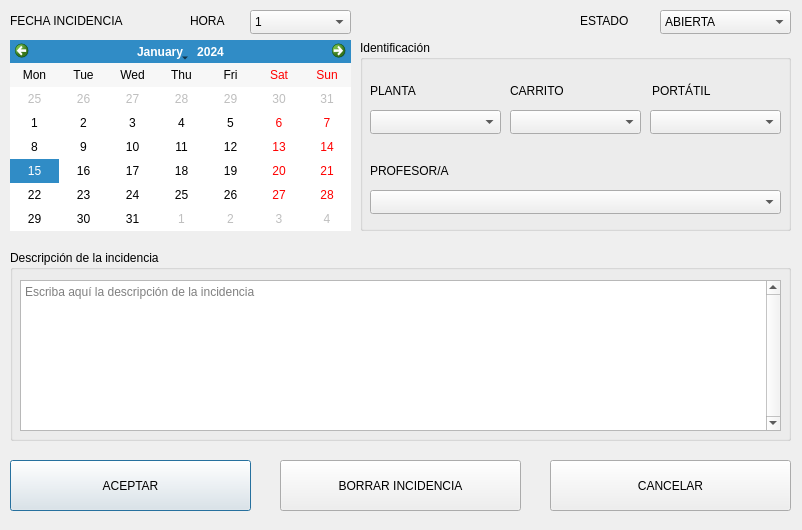
Old version of the form carritos/view/incidencias.ui in the repository angeloide78/carritos.
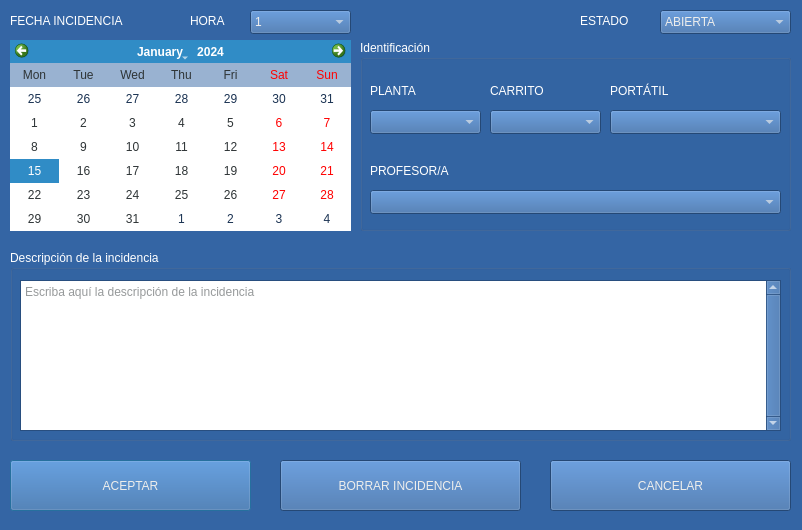
New version of the form.

Commit message: Gestión de incidencias. Pruebas. Casos de uso

What changed in the file:
```diff
--- a/carritos/view/incidencias.ui
+++ b/carritos/view/incidencias.ui
@@ -10,6 +10,460 @@
     <height>530</height>
    </rect>
   </property>
+  <property name="minimumSize">
+   <size>
+    <width>802</width>
+    <height>530</height>
+   </size>
+  </property>
+  <property name="maximumSize">
+   <size>
+    <width>802</width>
+    <height>530</height>
+   </size>
+  </property>
+  <property name="palette">
+   <palette>
+    <active>
+     <colorrole role="WindowText">
+      <brush brushstyle="SolidPattern">
+       <color alpha="255">
+        <red>255</red>
+        <green>255</green>
+        <blue>255</blue>
+       </color>
+      </brush>
+     </colorrole>
+     <colorrole role="Button">
+      <brush brushstyle="SolidPattern">
+       <color alpha="255">
+        <red>52</red>
+        <green>101</green>
+        <blue>164</blue>
+       </color>
+      </brush>
+     </colorrole>
+     <colorrole role="Light">
+      <brush brushstyle="SolidPattern">
+       <color alpha="255">
+        <red>78</red>
+        <green>152</green>
+        <blue>246</blue>
+       </color>
+      </brush>
+     </colorrole>
+     <colorrole role="Midlight">
+      <brush brushstyle="SolidPattern">
+       <color alpha="255">
+        <red>65</red>
+        <green>126</green>
+        <blue>205</blue>
+       </color>
+      </brush>
+     </colorrole>
+     <colorrole role="Dark">
+      <brush brushstyle="SolidPattern">
+       <color alpha="255">
+        <red>26</red>
+        <green>50</green>
+        <blue>82</blue>
+       </color>
+      </brush>
+     </colorrole>
+     <colorrole role="Mid">
+      <brush brushstyle="SolidPattern">
+       <color alpha="255">
+        <red>34</red>
+        <green>67</green>
+        <blue>109</blue>
+       </color>
+      </brush>
+     </colorrole>
+     <colorrole role="Text">
+      <brush brushstyle="SolidPattern">
+       <color alpha="255">
+        <red>46</red>
+        <green>52</green>
+        <blue>54</blue>
+       </color>
+      </brush>
+     </colorrole>
+     <colorrole role="BrightText">
+      <brush brushstyle="SolidPattern">
+       <color alpha="255">
+        <red>255</red>
+        <green>255</green>
+        <blue>255</blue>
+       </color>
+      </brush>
+     </colorrole>
+     <colorrole role="ButtonText">
+      <brush brushstyle="SolidPattern">
+       <color alpha="255">
+        <red>238</red>
+        <green>238</green>
+        <blue>236</blue>
+       </color>
+      </brush>
+     </colorrole>
+     <colorrole role="Base">
+      <brush brushstyle="SolidPattern">
+       <color alpha="255">
+        <red>255</red>
+        <green>255</green>
+        <blue>255</blue>
+       </color>
+      </brush>
+     </colorrole>
+     <colorrole role="Window">
+      <brush brushstyle="SolidPattern">
+       <color alpha="255">
+        <red>52</red>
+        <green>101</green>
+        <blue>164</blue>
+       </color>
+      </brush>
+     </colorrole>
+     <colorrole role="Shadow">
+      <brush brushstyle="SolidPattern">
+       <color alpha="255">
+        <red>0</red>
+        <green>0</green>
+        <blue>0</blue>
+       </color>
+      </brush>
+     </colorrole>
+     <colorrole role="AlternateBase">
+      <brush brushstyle="SolidPattern">
+       <color alpha="255">
+        <red>153</red>
+        <green>178</green>
+        <blue>209</blue>
+       </color>
+      </brush>
+     </colorrole>
+     <colorrole role="ToolTipBase">
+      <brush brushstyle="SolidPattern">
+       <color alpha="255">
+        <red>255</red>
+        <green>255</green>
+        <blue>220</blue>
+       </color>
+      </brush>
+     </colorrole>
+     <colorrole role="ToolTipText">
+      <brush brushstyle="SolidPattern">
+       <color alpha="255">
+        <red>0</red>
+        <green>0</green>
+        <blue>0</blue>
+       </color>
+      </brush>
+     </colorrole>
+     <colorrole role="PlaceholderText">
+      <brush brushstyle="SolidPattern">
+       <color alpha="128">
+        <red>46</red>
+        <green>52</green>
+        <blue>54</blue>
+       </color>
+      </brush>
+     </colorrole>
+    </active>
+    <inactive>
+     <colorrole role="WindowText">
+      <brush brushstyle="SolidPattern">
+       <color alpha="255">
+        <red>255</red>
+        <green>255</green>
+        <blue>255</blue>
+       </color>
+      </brush>
+     </colorrole>
+     <colorrole role="Button">
+      <brush brushstyle="SolidPattern">
+       <color alpha="255">
+        <red>52</red>
+        <green>101</green>
+        <blue>164</blue>
+       </color>
+      </brush>
+     </colorrole>
+     <colorrole role="Light">
+      <brush brushstyle="SolidPattern">
+       <color alpha="255">
+        <red>78</red>
+        <green>152</green>
+        <blue>246</blue>
+       </color>
+      </brush>
+     </colorrole>
+     <colorrole role="Midlight">
+      <brush brushstyle="SolidPattern">
+       <color alpha="255">
+        <red>65</red>
+        <green>126</green>
+        <blue>205</blue>
+       </color>
+      </brush>
+     </colorrole>
+     <colorrole role="Dark">
+      <brush brushstyle="SolidPattern">
+       <color alpha="255">
+        <red>26</red>
+        <green>50</green>
+        <blue>82</blue>
+       </color>
+      </brush>
+     </colorrole>
+     <colorrole role="Mid">
+      <brush brushstyle="SolidPattern">
+       <color alpha="255">
+        <red>34</red>
+        <green>67</green>
+        <blue>109</blue>
+       </color>
+      </brush>
+     </colorrole>
+     <colorrole role="Text">
+      <brush brushstyle="SolidPattern">
+       <color alpha="255">
+        <red>46</red>
+        <green>52</green>
+        <blue>54</blue>
+       </color>
+      </brush>
+     </colorrole>
+     <colorrole role="BrightText">
+      <brush brushstyle="SolidPattern">
+       <color alpha="255">
+        <red>255</red>
+        <green>255</green>
+        <blue>255</blue>
+       </color>
+      </brush>
+     </colorrole>
+     <colorrole role="ButtonText">
+      <brush brushstyle="SolidPattern">
+       <color alpha="255">
+        <red>238</red>
+        <green>238</green>
+        <blue>236</blue>
+       </color>
+      </brush>
+     </colorrole>
+     <colorrole role="Base">
+      <brush brushstyle="SolidPattern">
+       <color alpha="255">
+        <red>255</red>
+        <green>255</green>
+        <blue>255</blue>
+       </color>
+      </brush>
+     </colorrole>
+     <colorrole role="Window">
+      <brush brushstyle="SolidPattern">
+       <color alpha="255">
+        <red>52</red>
+        <green>101</green>
+        <blue>164</blue>
+       </color>
+      </brush>
+     </colorrole>
+     <colorrole role="Shadow">
+      <brush brushstyle="SolidPattern">
+       <color alpha="255">
+        <red>0</red>
+        <green>0</green>
+        <blue>0</blue>
+       </color>
+      </brush>
+     </colorrole>
+     <colorrole role="AlternateBase">
+      <brush brushstyle="SolidPattern">
+       <color alpha="255">
+        <red>153</red>
+        <green>178</green>
+        <blue>209</blue>
+       </color>
+      </brush>
+     </colorrole>
+     <colorrole role="ToolTipBase">
+      <brush brushstyle="SolidPattern">
+       <color alpha="255">
+        <red>255</red>
+        <green>255</green>
+        <blue>220</blue>
+       </color>
+      </brush>
+     </colorrole>
+     <colorrole role="ToolTipText">
+      <brush brushstyle="SolidPattern">
+       <color alpha="255">
+        <red>0</red>
+        <green>0</green>
+        <blue>0</blue>
+       </color>
+      </brush>
+     </colorrole>
+     <colorrole role="PlaceholderText">
+      <brush brushstyle="SolidPattern">
+       <color alpha="128">
+        <red>46</red>
+        <green>52</green>
+        <blue>54</blue>
+       </color>
+      </brush>
+     </colorrole>
+    </inactive>
+    <disabled>
+     <colorrole role="WindowText">
+      <brush brushstyle="SolidPattern">
+       <color alpha="255">
+        <red>26</red>
+        <green>50</green>
+        <blue>82</blue>
+       </color>
+      </brush>
+     </colorrole>
+     <colorrole role="Button">
+      <brush brushstyle="SolidPattern">
+       <color alpha="255">
+        <red>52</red>
+        <green>101</green>
+        <blue>164</blue>
+       </color>
+      </brush>
+     </colorrole>
+     <colorrole role="Light">
+      <brush brushstyle="SolidPattern">
+       <color alpha="255">
+        <red>78</red>
+        <green>152</green>
+        <blue>246</blue>
+       </color>
+      </brush>
+     </colorrole>
+     <colorrole role="Midlight">
+      <brush brushstyle="SolidPattern">
+       <color alpha="255">
+        <red>65</red>
+        <green>126</green>
+        <blue>205</blue>
+       </color>
+      </brush>
+     </colorrole>
+     <colorrole role="Dark">
+      <brush brushstyle="SolidPattern">
+       <color alpha="255">
+        <red>26</red>
+        <green>50</green>
+        <blue>82</blue>
+       </color>
+      </brush>
+     </colorrole>
+     <colorrole role="Mid">
+      <brush brushstyle="SolidPattern">
+       <color alpha="255">
+        <red>34</red>
+        <green>67</green>
+        <blue>109</blue>
+       </color>
+      </brush>
+     </colorrole>
+     <colorrole role="Text">
+      <brush brushstyle="SolidPattern">
+       <color alpha="255">
+        <red>26</red>
+        <green>50</green>
+        <blue>82</blue>
+       </color>
+      </brush>
+     </colorrole>
+     <colorrole role="BrightText">
+      <brush brushstyle="SolidPattern">
+       <color alpha="255">
+        <red>255</red>
+        <green>255</green>
+        <blue>255</blue>
+       </color>
+      </brush>
+     </colorrole>
+     <colorrole role="ButtonText">
+      <brush brushstyle="SolidPattern">
+       <color alpha="255">
+        <red>26</red>
+        <green>50</green>
+        <blue>82</blue>
+       </color>
+      </brush>
+     </colorrole>
+     <colorrole role="Base">
+      <brush brushstyle="SolidPattern">
+       <color alpha="255">
+        <red>52</red>
+        <green>101</green>
+        <blue>164</blue>
+       </color>
+      </brush>
+     </colorrole>
+     <colorrole role="Window">
+      <brush brushstyle="SolidPattern">
+       <color alpha="255">
+        <red>52</red>
+        <green>101</green>
+        <blue>164</blue>
+       </color>
+      </brush>
+     </colorrole>
+     <colorrole role="Shadow">
+      <brush brushstyle="SolidPattern">
+       <color alpha="255">
+        <red>0</red>
+        <green>0</green>
+        <blue>0</blue>
+       </color>
+      </brush>
+     </colorrole>
+     <colorrole role="AlternateBase">
+      <brush brushstyle="SolidPattern">
+       <color alpha="255">
+        <red>52</red>
+        <green>101</green>
+        <blue>164</blue>
+       </color>
+      </brush>
+     </colorrole>
+     <colorrole role="ToolTipBase">
+      <brush brushstyle="SolidPattern">
+       <color alpha="255">
+        <red>255</red>
+        <green>255</green>
+        <blue>220</blue>
+       </color>
+      </brush>
+     </colorrole>
+     <colorrole role="ToolTipText">
+      <brush brushstyle="SolidPattern">
+       <color alpha="255">
+        <red>0</red>
+        <green>0</green>
+        <blue>0</blue>
+       </color>
+      </brush>
+     </colorrole>
+     <colorrole role="PlaceholderText">
+      <brush brushstyle="SolidPattern">
+       <color alpha="128">
+        <red>0</red>
+        <green>0</green>
+        <blue>0</blue>
+       </color>
+      </brush>
+     </colorrole>
+    </disabled>
+   </palette>
+  </property>
   <property name="windowTitle">
    <string>Incidencia</string>
   </property>
@@ -54,9 +508,9 @@
    <widget class="QComboBox" name="comboBox_portatil">
     <property name="geometry">
      <rect>
-      <x>290</x>
+      <x>250</x>
       <y>70</y>
-      <width>131</width>
+      <width>171</width>
       <height>24</height>
      </rect>
     </property>
@@ -64,9 +518,9 @@
    <widget class="QComboBox" name="comboBox_carrito">
     <property name="geometry">
      <rect>
-      <x>150</x>
+      <x>130</x>
       <y>70</y>
-      <width>131</width>
+      <width>111</width>
       <height>24</height>
      </rect>
     </property>
@@ -74,7 +528,7 @@
    <widget class="QLabel" name="label_2">
     <property name="geometry">
      <rect>
-      <x>292</x>
+      <x>250</x>
       <y>40</y>
       <width>91</width>
       <height>21</height>
@@ -87,7 +541,7 @@
    <widget class="QLabel" name="label">
     <property name="geometry">
      <rect>
-      <x>150</x>
+      <x>130</x>
       <y>40</y>
       <width>91</width>
       <height>21</height>
@@ -141,7 +595,7 @@
      <rect>
       <x>10</x>
       <y>70</y>
-      <width>131</width>
+      <width>111</width>
       <height>24</height>
      </rect>
     </property>
```
The commit also changes 12 other files.
